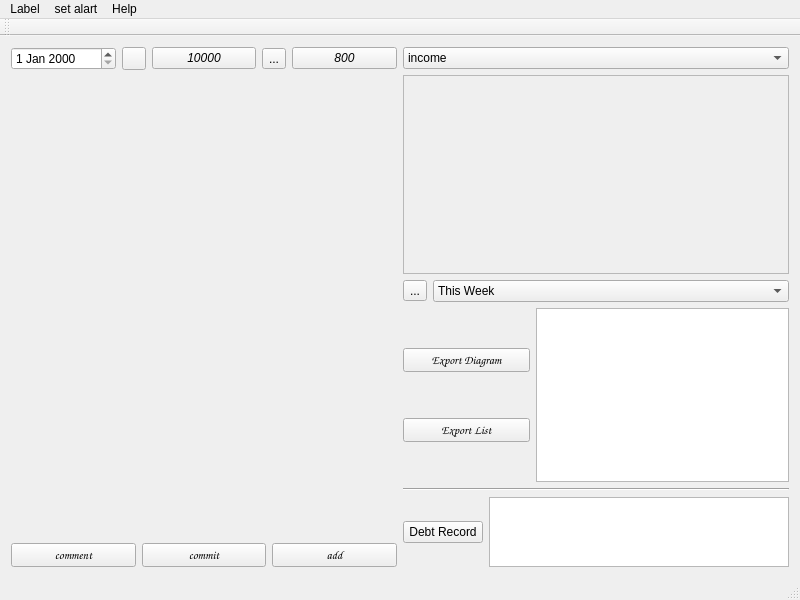
The window that mainwindow.ui (likicode/accounting_proj) describes before a commit, drawn with Qt 5.
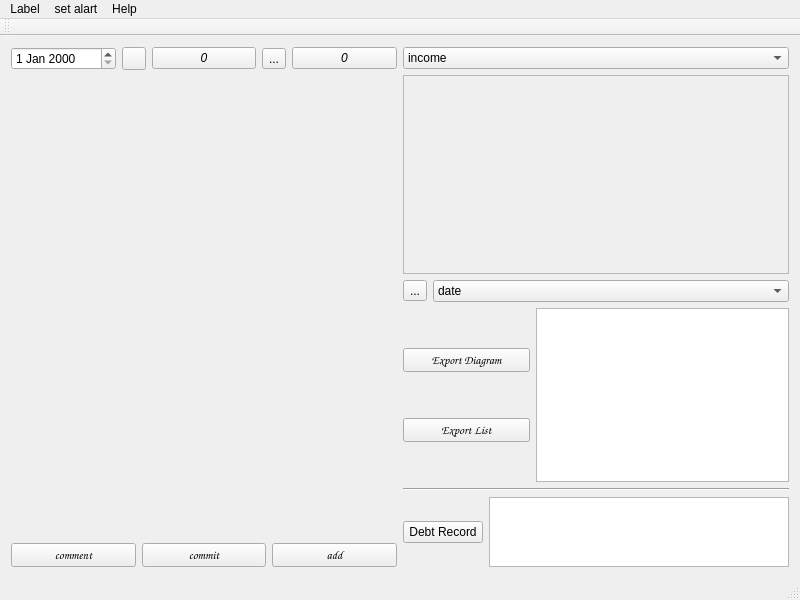
The same window after the commit. Icons and pictures are not drawn.

Diff of the .ui file:
```diff
--- a/mainwindow.ui
+++ b/mainwindow.ui
@@ -52,7 +52,7 @@
              </font>
             </property>
             <property name="text">
-             <string>10000</string>
+             <string>0</string>
             </property>
            </widget>
           </item>
@@ -75,7 +75,7 @@
              </font>
             </property>
             <property name="text">
-             <string>800</string>
+             <string>0</string>
             </property>
            </widget>
           </item>
@@ -182,6 +182,11 @@
             </item>
             <item>
              <widget class="QComboBox" name="comboBox_3">
+              <item>
+               <property name="text">
+                <string>date</string>
+               </property>
+              </item>
               <item>
                <property name="text">
                 <string>This Week</string>
```
Left out of the diff: 9 changed lines with no effect on the pictures.
